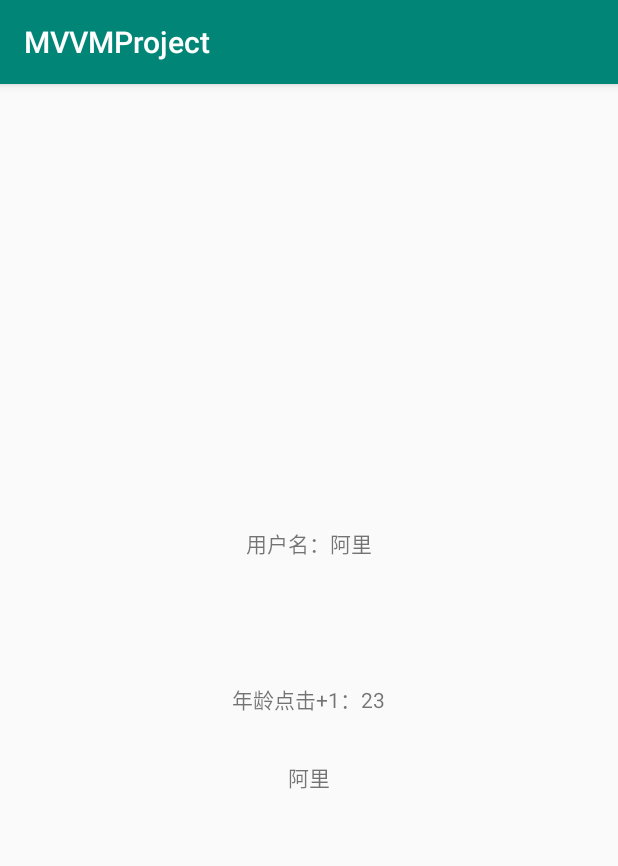
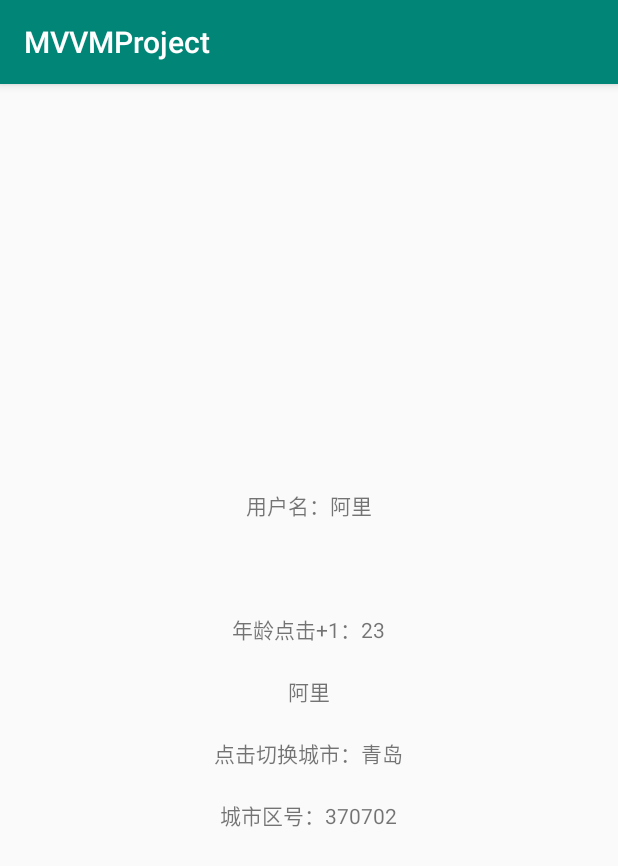
Before and after one commit to HeroSxx/MVVMProject, an Android app: the screen it shows after launch (MainActivity), on a phone screen of 412 x 824 dp. Shown: the top 866 px of the screen. Run offline under Robolectric (Android 15) with nearby library versions, the phone set to English and light mode, and no system bars; our stand-ins replace data binding; plain views replace SwipeRecyclerView.

Commit message:
LiveData+DataBinding+ViewModel的结合使用

```diff
--- a/app/src/main/java/com/example/myapplication/MainActivity.kt
+++ b/app/src/main/java/com/example/myapplication/MainActivity.kt
@@ -12,11 +12,14 @@ import android.view.View
 import com.example.myapplication.databinding.ActivityMainBinding
 import com.example.myapplication.extension.increment
 import com.example.myapplication.extension.showToast
+import com.example.myapplication.model.CityModel
 import com.example.myapplication.model.UserModel
 import com.example.myapplication.viewModel.TestViewModel
 
 class MainActivity : AppCompatActivity() {
     private lateinit var userModel: UserModel
+    private lateinit var cityModel: CityModel
+
     private lateinit var activityMainBinding: ActivityMainBinding
     private lateinit var testViewModel: TestViewModel
     override fun onCreate(savedInstanceState: Bundle?) {
@@ -27,8 +30,24 @@ class MainActivity : AppCompatActivity() {
 
     private fun initDataBinding() {
         activityMainBinding = DataBindingUtil.setContentView(this, R.layout.activity_main)
-        userModel = UserModel(ObservableField("阿里"), null, ObservableInt(23),false)
+        userModel = UserModel(ObservableField("阿里"), null, ObservableInt(23), false)
         activityMainBinding.user = userModel
+        cityModel = CityModel(ObservableField("青岛"), ObservableInt(370702))
+        activityMainBinding.city = cityModel
+        activityMainBinding.lifecycleOwner = this
+    }
+
+    /**textView的点击方法*/
+
+    public fun changeCity(view: View) {
+        var newCity: CityModel = CityModel(ObservableField("潍坊"), ObservableInt(370704))
+
+        if (testViewModel.cityModel.value?.name?.get().toString()=="青岛") {
+            newCity = CityModel(ObservableField("潍坊"), ObservableInt(370704))
+        } else {
+            newCity = CityModel(ObservableField("青岛"), ObservableInt(370702))
+        }
+        testViewModel.cityModel.value = newCity
     }
 
     /**textView的点击方法*/
@@ -48,5 +67,8 @@ class MainActivity : AppCompatActivity() {
             it?.let { it1 -> showToast(it1) }
             Log.e("====observe====  ", it)
         })
+        testViewModel.cityModel.observe(this, Observer {
+            activityMainBinding.city = it
+        })
     }
 }
--- /dev/null
+++ b/app/src/main/java/com/example/myapplication/model/CityModel.kt
@@ -0,0 +1,7 @@
+package com.example.myapplication.model
+
+import android.databinding.ObservableField
+import android.databinding.ObservableInt
+import java.util.*
+
+data class CityModel(var name: ObservableField<String>, var code: ObservableInt)
--- a/app/src/main/java/com/example/myapplication/viewModel/TestViewModel.kt
+++ b/app/src/main/java/com/example/myapplication/viewModel/TestViewModel.kt
@@ -4,11 +4,12 @@ import android.arch.lifecycle.MutableLiveData
 import android.arch.lifecycle.ViewModel
 import android.arch.lifecycle.ViewModelProvider
 import android.util.Log
+import com.example.myapplication.model.CityModel
 
 
 class TestViewModel(private val key: String) : ViewModel() {
     val nameEvent = MutableLiveData<String>()
-//    val userLiveData = MutableLiveData<UserModel>()
+    val cityModel = MutableLiveData<CityModel>()
 
     init {
         Log.e("===TestViewModel===", key)
--- a/app/src/main/res/layout/activity_main.xml
+++ b/app/src/main/res/layout/activity_main.xml
@@ -3,12 +3,12 @@
     xmlns:tools="http://schemas.android.com/tools">
 
     <data>
-
-        <import type="com.example.myapplication.model.UserModel" />
-
         <variable
             name="user"
-            type="UserModel" />
+            type="com.example.myapplication.model.UserModel" />
+        <variable
+            name="city"
+            type="com.example.myapplication.model.CityModel" />
     </data>
 
     <LinearLayout
@@ -21,14 +21,14 @@
         <TextView
             android:layout_width="wrap_content"
             android:layout_height="wrap_content"
-            android:padding="15dp"
+            android:padding="10dp"
             android:text="@{`用户名：`+user.name}" />
 
         <TextView
             android:layout_width="wrap_content"
             android:layout_height="wrap_content"
             android:background="@color/colorAccent"
-            android:padding="15dp"
+            android:padding="10dp"
             android:text="@{`性别：`+user.sex  }"
             hideIfNullValue="@{user.sex}"
             />
@@ -37,13 +37,24 @@
             android:layout_width="wrap_content"
             android:layout_height="wrap_content"
             android:onClick="addAge"
-            android:padding="15dp"
+            android:padding="10dp"
             android:text="@{`年龄点击+1：`+user.age}" />
         <TextView
             android:layout_width="wrap_content"
             android:layout_height="wrap_content"
             android:onClick="addAge"
-            android:padding="15dp"
+            android:padding="10dp"
             android:text='@{user.sex==null ? user.name: "腾讯"}' />
+        <TextView
+            android:layout_width="wrap_content"
+            android:layout_height="wrap_content"
+            android:onClick="changeCity"
+            android:padding="10dp"
+            android:text='@{`点击切换城市：`+city.name}' />
+        <TextView
+            android:layout_width="wrap_content"
+            android:layout_height="wrap_content"
+            android:padding="10dp"
+            android:text='@{`城市区号：`+city.code}' />
     </LinearLayout>
 </layout>
```
